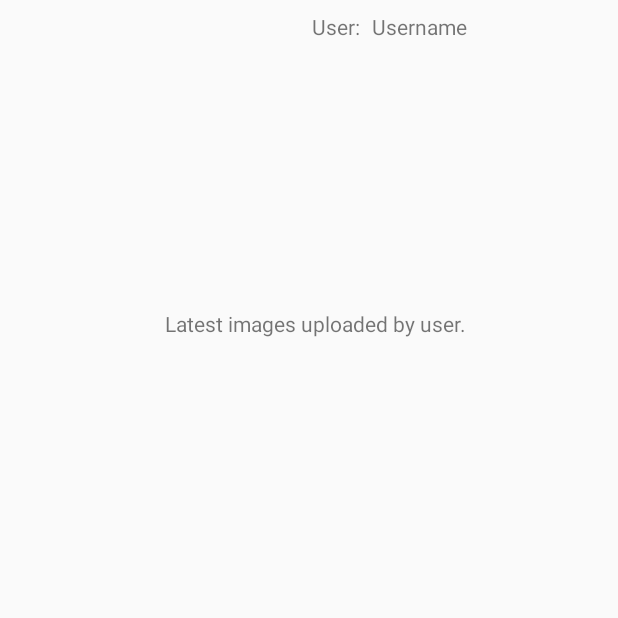
After one commit to Keos99/LittleImageShark, an Android app: the fragment AboutUserFragment shown on its own in the app's theme, on a phone screen of 412 x 824 dp, the top half of it. The commit adds this screen. Run offline under Robolectric (Android 15) with nearby library versions, the phone set to English and light mode, and no system bars; libraries missing offline, so code that uses them is left out: com.arellomobile.mvp.

Commit message:
Add about user fragment.

```diff
--- /dev/null
+++ b/LittleImageShark/src/main/java/ru/keos99/littleinsta/mvp/Presenter/fragments/AboutUserFragmentPresenter.java
@@ -0,0 +1,17 @@
+package ru.keos99.littleinsta.mvp.Presenter.fragments;
+
+import com.arellomobile.mvp.InjectViewState;
+import com.arellomobile.mvp.MvpPresenter;
+
+import ru.keos99.littleinsta.mvp.model.repositories.UsersRepository;
+import ru.keos99.littleinsta.mvp.view.fragments.AboutUserFragmentView;
+
+@InjectViewState
+public class AboutUserFragmentPresenter extends MvpPresenter<AboutUserFragmentView> {
+
+    UsersRepository usersRepository;
+
+    public AboutUserFragmentPresenter(){
+        usersRepository = new UsersRepository();
+    }
+}
--- a/LittleImageShark/src/main/java/ru/keos99/littleinsta/mvp/model/api/ApiHolder.java
+++ b/LittleImageShark/src/main/java/ru/keos99/littleinsta/mvp/model/api/ApiHolder.java
@@ -22,7 +22,6 @@ public class ApiHolder {
     private ApiHolder() {
         Gson gson = new GsonBuilder()
                 .setFieldNamingPolicy(FieldNamingPolicy.LOWER_CASE_WITH_UNDERSCORES)
-                .excludeFieldsWithoutExposeAnnotation()
                 .create();
 
         userDataSource = new Retrofit.Builder()
@@ -33,7 +32,7 @@ public class ApiHolder {
                 .create(UserDataSource.class);
     }
 
-    public UserDataSource getUserDataSource() {
-        return userDataSource;
+    public static UserDataSource getUserDataSource() {
+        return instance.userDataSource;
     }
 }
--- /dev/null
+++ b/LittleImageShark/src/main/java/ru/keos99/littleinsta/mvp/model/repositories/UsersRepository.java
@@ -0,0 +1,14 @@
+package ru.keos99.littleinsta.mvp.model.repositories;
+
+import io.reactivex.Single;
+import io.reactivex.schedulers.Schedulers;
+import ru.keos99.littleinsta.mvp.model.api.ApiHolder;
+import ru.keos99.littleinsta.mvp.model.entity.user.User;
+
+public class UsersRepository {
+
+    public Single<User> getUser (String username){
+        return ApiHolder.getUserDataSource().getUser(username)
+                .subscribeOn(Schedulers.io());
+    }
+}
--- /dev/null
+++ b/LittleImageShark/src/main/java/ru/keos99/littleinsta/mvp/view/fragments/AboutUserFragmentView.java
@@ -0,0 +1,7 @@
+package ru.keos99.littleinsta.mvp.view.fragments;
+
+import com.arellomobile.mvp.MvpView;
+
+public interface AboutUserFragmentView extends MvpView {
+    void setUserNameText (String username);
+}
--- /dev/null
+++ b/LittleImageShark/src/main/java/ru/keos99/littleinsta/ui/activity/Fragments/AboutUserFragment.java
@@ -0,0 +1,58 @@
+package ru.keos99.littleinsta.ui.activity.Fragments;
+
+import android.os.Bundle;
+import android.support.annotation.NonNull;
+import android.support.annotation.Nullable;
+import android.support.v4.app.Fragment;
+import android.view.LayoutInflater;
+import android.view.View;
+import android.view.ViewGroup;
+import android.widget.ImageView;
+import android.widget.TextView;
+
+import com.arellomobile.mvp.MvpAppCompatFragment;
+import com.arellomobile.mvp.presenter.InjectPresenter;
+
+import ru.keos99.littleinsta.R;
+import ru.keos99.littleinsta.mvp.Presenter.fragments.AboutUserFragmentPresenter;
+import ru.keos99.littleinsta.mvp.view.fragments.AboutUserFragmentView;
+
+public class AboutUserFragment extends MvpAppCompatFragment implements AboutUserFragmentView {
+
+    @InjectPresenter
+    AboutUserFragmentPresenter presenter;
+
+    TextView userNameTextView;
+    ImageView lastLoadImageOne;
+    ImageView lastLoadImageTwo;
+    ImageView lastLoadImageThree;
+    ImageView lastLoadImageFour;
+
+    private View view;
+
+    public static Fragment newInstance(){
+        AboutUserFragment fragment = new AboutUserFragment();
+        return fragment;
+    }
+
+    @Nullable
+    @Override
+    public View onCreateView(@NonNull LayoutInflater inflater, @Nullable ViewGroup container, @Nullable Bundle savedInstanceState) {
+        view = inflater.inflate(R.layout.fragment_aboutuser,null);
+        initUI();
+        return view;
+    }
+
+    private void initUI(){
+        userNameTextView = view.findViewById(R.id.forload_username_textview);
+        lastLoadImageOne = view.findViewById(R.id.forload_lastimage1);
+        lastLoadImageTwo = view.findViewById(R.id.forload_lastimage2);
+        lastLoadImageThree = view.findViewById(R.id.forload_lastimage3);
+        lastLoadImageFour = view.findViewById(R.id.forload_lastimage4);
+    }
+
+    @Override
+    public void setUserNameText(String username) {
+        userNameTextView.setText(username);
+    }
+}
--- a/LittleImageShark/src/main/java/ru/keos99/littleinsta/ui/activity/Fragments/AuthorizationFragment.java
+++ b/LittleImageShark/src/main/java/ru/keos99/littleinsta/ui/activity/Fragments/AuthorizationFragment.java
@@ -26,7 +26,6 @@ public class AuthorizationFragment extends MvpAppCompatFragment implements Autho
     private EditText passwordEditText;
     private Button authorizationOkButton;
 
-
     private View view;
 
     public static Fragment newInstance(){
--- /dev/null
+++ b/LittleImageShark/src/main/res/layout/fragment_aboutuser.xml
@@ -0,0 +1,84 @@
+<?xml version="1.0" encoding="utf-8"?>
+<android.support.constraint.ConstraintLayout xmlns:android="http://schemas.android.com/apk/res/android"
+    xmlns:app="http://schemas.android.com/apk/res-auto"
+    xmlns:tools="http://schemas.android.com/tools"
+    android:layout_width="match_parent"
+    android:layout_height="match_parent">
+
+    <ImageView
+        android:id="@+id/user_avatar_imageview"
+        android:layout_width="190dp"
+        android:layout_height="190dp"
+        android:layout_marginStart="10dp"
+        android:layout_marginTop="8dp"
+        app:layout_constraintStart_toStartOf="parent"
+        app:layout_constraintTop_toTopOf="parent" />
+
+    <TextView
+        android:id="@+id/user_textview"
+        android:layout_width="wrap_content"
+        android:layout_height="wrap_content"
+        android:layout_marginStart="8dp"
+        android:layout_marginTop="8dp"
+        android:text="User:"
+        app:layout_constraintStart_toEndOf="@+id/user_avatar_imageview"
+        app:layout_constraintTop_toTopOf="parent" />
+
+    <TextView
+        android:id="@+id/forload_username_textview"
+        android:layout_width="wrap_content"
+        android:layout_height="wrap_content"
+        android:layout_marginStart="8dp"
+        android:layout_marginTop="8dp"
+        android:text="Username"
+        app:layout_constraintStart_toEndOf="@+id/user_textview"
+        app:layout_constraintTop_toTopOf="parent" />
+
+    <TextView
+        android:id="@+id/Lastimages_textview"
+        android:layout_width="wrap_content"
+        android:layout_height="wrap_content"
+        android:layout_marginStart="8dp"
+        android:layout_marginTop="8dp"
+        android:text="Latest images uploaded by user."
+        app:layout_constraintEnd_toEndOf="parent"
+        app:layout_constraintStart_toStartOf="parent"
+        app:layout_constraintTop_toBottomOf="@+id/user_avatar_imageview" />
+
+    <ImageView
+        android:id="@+id/forload_lastimage1"
+        android:layout_width="190dp"
+        android:layout_height="190dp"
+        android:layout_marginStart="10dp"
+        android:layout_marginTop="8dp"
+        app:layout_constraintStart_toStartOf="parent"
+        app:layout_constraintTop_toBottomOf="@+id/Lastimages_textview" />
+
+    <ImageView
+        android:id="@+id/forload_lastimage2"
+        android:layout_width="190dp"
+        android:layout_height="190dp"
+        android:layout_marginLeft="10dp"
+        android:layout_marginTop="8dp"
+        app:layout_constraintStart_toEndOf="@+id/forload_lastimage1"
+        app:layout_constraintTop_toBottomOf="@+id/Lastimages_textview" />
+
+    <ImageView
+        android:id="@+id/forload_lastimage3"
+        android:layout_width="190dp"
+        android:layout_height="190dp"
+        android:layout_marginStart="10dp"
+        android:layout_marginTop="8dp"
+        app:layout_constraintStart_toStartOf="parent"
+        app:layout_constraintTop_toBottomOf="@+id/forload_lastimage1" />
+
+    <ImageView
+        android:id="@+id/forload_lastimage4"
+        android:layout_width="190dp"
+        android:layout_height="190dp"
+        android:layout_marginStart="10dp"
+        android:layout_marginTop="8dp"
+        app:layout_constraintStart_toEndOf="@+id/forload_lastimage3"
+        app:layout_constraintTop_toBottomOf="@+id/forload_lastimage2" />
+
+</android.support.constraint.ConstraintLayout>
```
